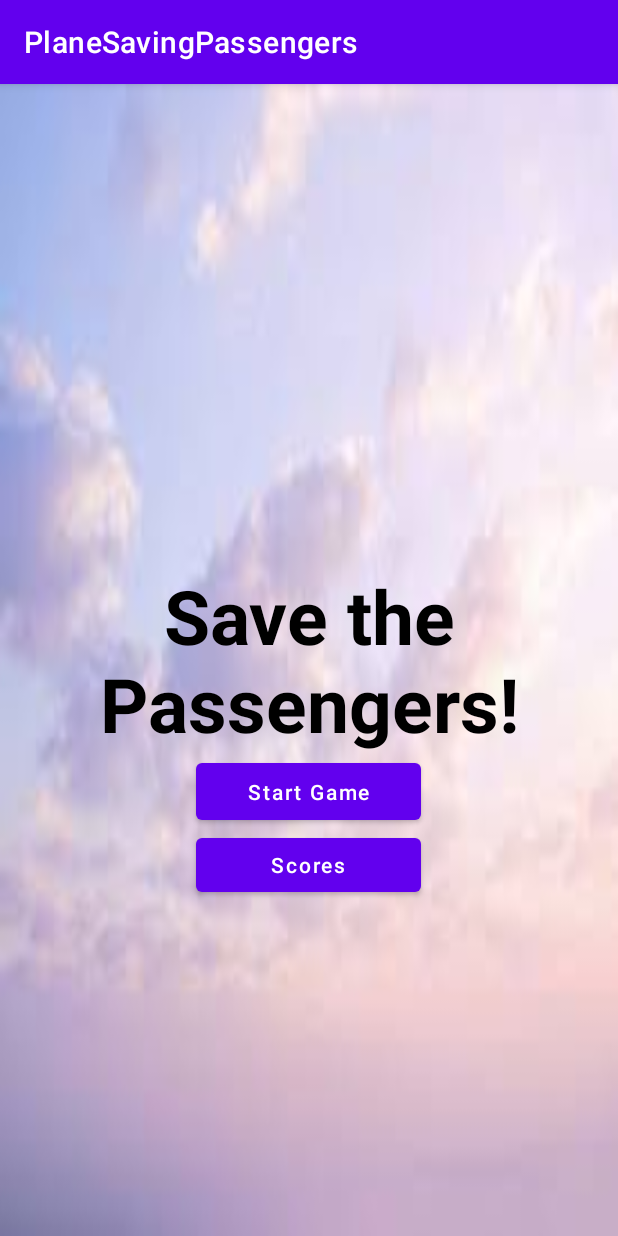
After one commit to bendayaniv/PlaneSavingPassengers, an Android app: the MenuActivity screen opened directly, with no data from a screen before it, on a phone screen of 412 x 824 dp. The commit adds this screen. Run offline under Robolectric (Android 15) with nearby library versions, the phone set to English and light mode, and no system bars.

Commit message:
Menu page

```diff
--- a/app/src/main/AndroidManifest.xml
+++ b/app/src/main/AndroidManifest.xml
@@ -3,6 +3,7 @@
     xmlns:tools="http://schemas.android.com/tools">
 
     <uses-permission android:name="android.permission.VIBRATE" />
+
     <application
         android:allowBackup="true"
         android:dataExtractionRules="@xml/data_extraction_rules"
@@ -13,6 +14,19 @@
         android:supportsRtl="true"
         android:theme="@style/Theme.PlaneSavingPassengers"
         tools:targetApi="31">
+        <activity
+            android:name=".MenuActivity"
+            android:exported="true">
+            <intent-filter>
+                <action android:name="android.intent.action.MAIN" />
+
+                <category android:name="android.intent.category.LAUNCHER" />
+            </intent-filter>
+
+            <meta-data
+                android:name="android.app.lib_name"
+                android:value="" />
+        </activity>
         <activity
             android:name=".GameActivity"
             android:exported="true">
--- a/app/src/main/java/com/example/planesavingpassengers/GameActivity.java
+++ b/app/src/main/java/com/example/planesavingpassengers/GameActivity.java
@@ -1,6 +1,7 @@
 package com.example.planesavingpassengers;
 
 import android.content.Context;
+import android.media.MediaPlayer;
 import android.os.Build;
 import android.os.Bundle;
 import android.os.VibrationEffect;
@@ -37,6 +38,8 @@ public class GameActivity extends AppCompatActivity {
     private ManagerActivity gameManager;
     private Timer timer;
     long startTime = 0;
+
+//    public final MediaPlayer crowd_panic = MediaPlayer.create(this, R.raw.crowd_panic);
 
     @Override
     protected void onCreate(Bundle savedInstanceState) {
--- a/app/src/main/java/com/example/planesavingpassengers/ManagerActivity.java
+++ b/app/src/main/java/com/example/planesavingpassengers/ManagerActivity.java
@@ -1,4 +1,10 @@
 package com.example.planesavingpassengers;
+
+import static com.example.planesavingpassengers.R.raw.crowd_panic;
+
+//import android.media.MediaPlayer;
+
+import android.media.MediaPlayer;
 
 import java.util.ArrayList;
 import java.util.Random;
--- /dev/null
+++ b/app/src/main/java/com/example/planesavingpassengers/MenuActivity.java
@@ -0,0 +1,52 @@
+package com.example.planesavingpassengers;
+
+import androidx.appcompat.app.AppCompatActivity;
+
+import android.content.Intent;
+import android.os.Bundle;
+import android.widget.Toast;
+
+import com.google.android.material.button.MaterialButton;
+import com.google.android.material.textview.MaterialTextView;
+
+public class MenuActivity extends AppCompatActivity {
+
+    private MaterialTextView menu_LBL_headline;
+    private MaterialButton menu_LBL_startGame;
+    private MaterialButton menu_LBL_scores;
+
+    @Override
+    protected void onCreate(Bundle savedInstanceState) {
+        super.onCreate(savedInstanceState);
+        setContentView(R.layout.activity_menu);
+
+        findViews();
+
+        menu_LBL_headline.setText("Save the Passengers!");
+
+        menuButtons();
+    }
+
+
+    private void findViews() {
+        menu_LBL_headline = findViewById(R.id.menu_LBL_headline);
+        menu_LBL_startGame = findViewById(R.id.menu_Btn_startGame);
+        menu_LBL_scores = findViewById(R.id.menu_LBL_scores);
+    }
+
+    private void menuButtons() {
+        menu_LBL_startGame.setOnClickListener(v -> openGameActivity());
+        menu_LBL_scores.setOnClickListener(v -> openScoreAndMapActivity());
+    }
+
+    private void openScoreAndMapActivity() {
+        Toast.makeText(this, "Birds attacked you", Toast.LENGTH_LONG)
+                .show();
+    }
+
+    private void openGameActivity() {
+        Intent gameIntent = new Intent(this, GameActivity.class);
+        startActivity(gameIntent);
+        finish();
+    }
+}
--- /dev/null
+++ b/app/src/main/res/layout/activity_menu.xml
@@ -0,0 +1,41 @@
+<?xml version="1.0" encoding="utf-8"?>
+<RelativeLayout xmlns:android="http://schemas.android.com/apk/res/android"
+    xmlns:app="http://schemas.android.com/apk/res-auto"
+    xmlns:tools="http://schemas.android.com/tools"
+    android:layout_width="match_parent"
+    android:layout_height="match_parent"
+    android:background="@drawable/sky"
+    tools:context="MenuActivity">
+
+    <com.google.android.material.textview.MaterialTextView
+        android:id="@+id/menu_LBL_headline"
+        android:layout_width="wrap_content"
+        android:layout_height="wrap_content"
+        android:layout_centerInParent="true"
+        android:textSize="50sp"
+        android:textStyle="bold"
+        android:textColor="@color/black"
+        android:textAlignment="center"
+        android:text="Headline"/>
+
+    <com.google.android.material.button.MaterialButton
+        android:id="@+id/menu_Btn_startGame"
+        android:layout_width="150dp"
+        android:layout_height="50dp"
+        android:layout_centerInParent="true"
+        android:text="Start Game"
+        android:textAlignment="center"
+        android:textAllCaps="false"
+        android:layout_below="@id/menu_LBL_headline"/>
+
+    <com.google.android.material.button.MaterialButton
+        android:id="@+id/menu_LBL_scores"
+        android:layout_width="150dp"
+        android:layout_height="wrap_content"
+        android:layout_centerInParent="true"
+        android:text="Scores"
+        android:textAlignment="center"
+        android:textAllCaps="false"
+        android:layout_below="@id/menu_Btn_startGame"/>
+
+</RelativeLayout>
```
